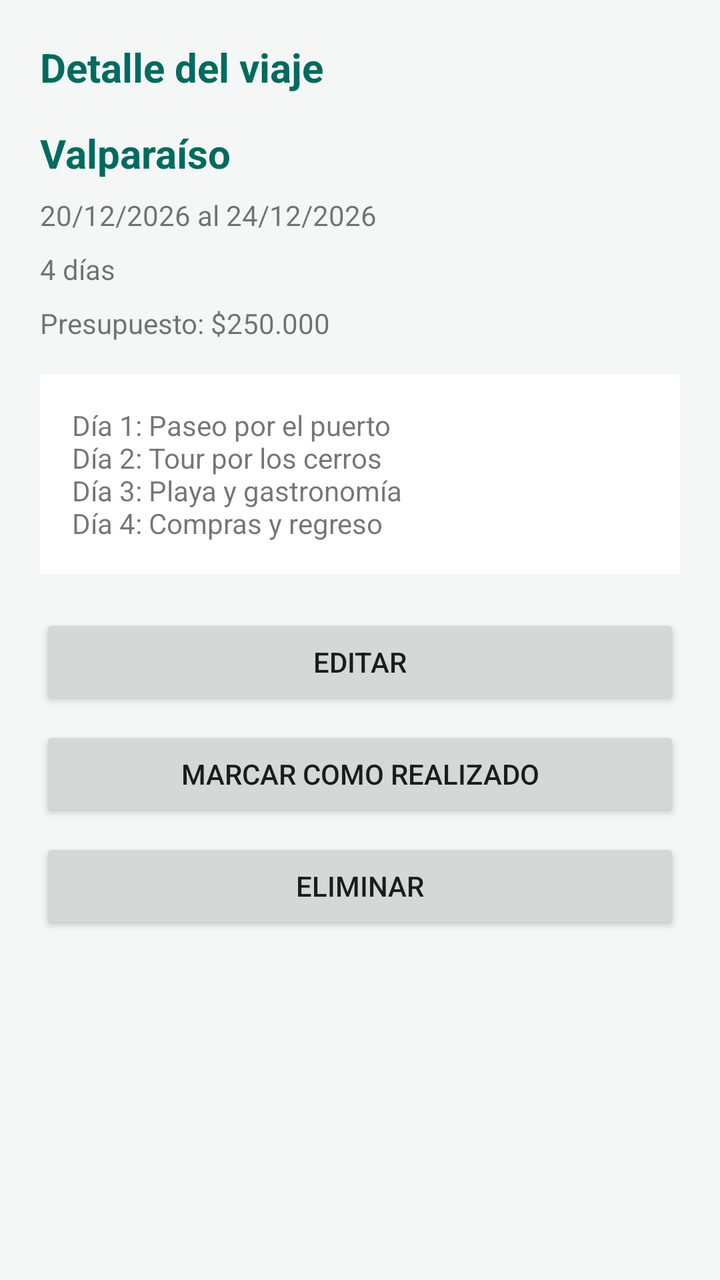
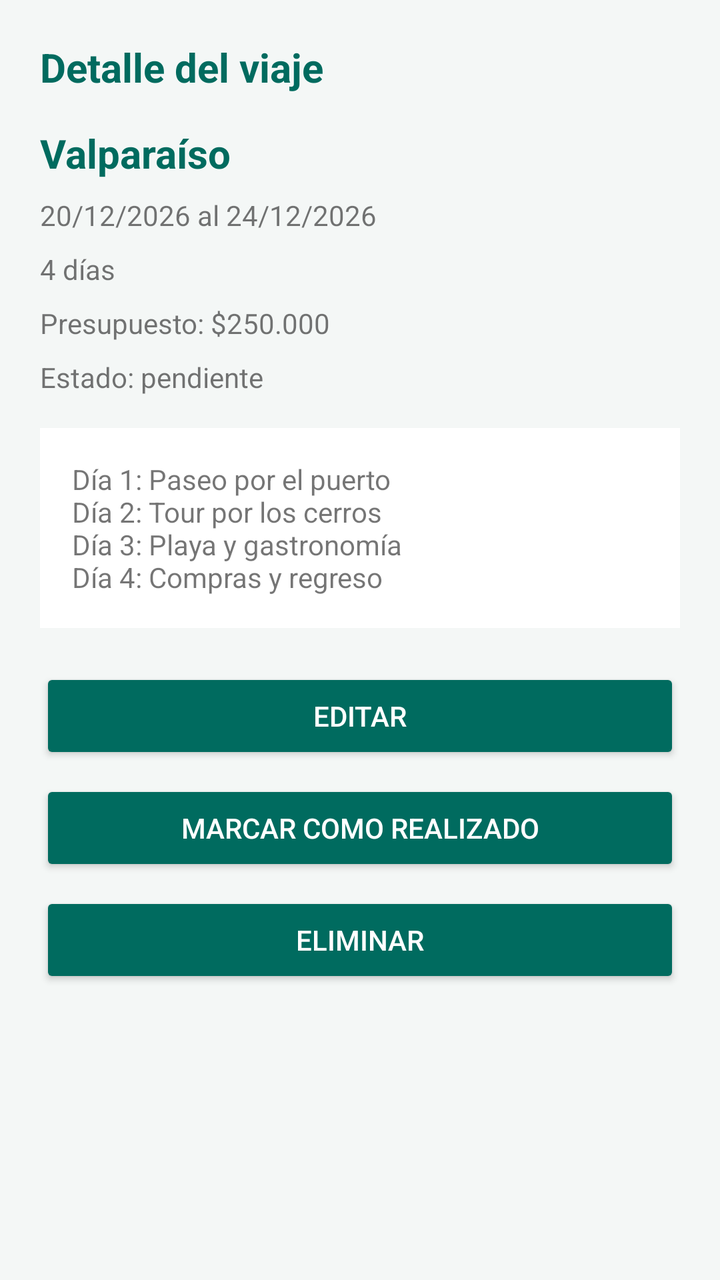

An Android layout rendered at two revisions. The XML below is the earlier revision; the diff shows what the commit changed to produce the second picture.
<!-- AndroidManifest.xml: application theme Theme.ItinerarioViaje -->
<!-- res/layout/activity_detalle.xml -->
<?xml version="1.0" encoding="utf-8"?>
<ScrollView xmlns:android="http://schemas.android.com/apk/res/android"
    android:layout_width="match_parent" android:layout_height="match_parent" android:background="@color/fondo">
    <LinearLayout android:layout_width="match_parent" android:layout_height="wrap_content" android:orientation="vertical" android:padding="20dp">
        <TextView style="@style/EstiloTituloViaje" android:layout_width="wrap_content" android:layout_height="wrap_content" android:text="@string/detalle_viaje" />
        <TextView style="@style/EstiloTituloViaje" android:layout_width="wrap_content" android:layout_height="wrap_content" android:layout_marginTop="16dp" android:text="Valparaíso" />
        <TextView android:id="@+id/txtFechaDetalle" android:layout_width="wrap_content" android:layout_height="wrap_content" android:layout_marginTop="8dp" android:text="20/12/2026 al 24/12/2026" />
        <TextView android:id="@+id/txtDuracionDetalle" android:layout_width="wrap_content" android:layout_height="wrap_content" android:layout_marginTop="8dp" android:text="4 días" />
        <TextView android:id="@+id/txtPresupuestoDetalle" android:layout_width="wrap_content" android:layout_height="wrap_content" android:layout_marginTop="8dp" android:text="Presupuesto: $250.000" />
        <TextView android:id="@+id/txtActividades" android:layout_width="match_parent" android:layout_height="wrap_content" android:layout_marginTop="16dp" android:padding="16dp" android:background="@color/fondo_tarjeta" android:text="Día 1: Paseo por el puerto\nDía 2: Tour por los cerros\nDía 3: Playa y gastronomía\nDía 4: Compras y regreso" />
        <Button android:id="@+id/btnEditar" android:layout_width="match_parent" android:layout_height="wrap_content" android:layout_marginTop="20dp" android:text="@string/editar" />
        <Button android:id="@+id/btnMarcar" android:layout_width="match_parent" android:layout_height="wrap_content" android:layout_marginTop="8dp" android:text="@string/marcar" />
        <Button android:id="@+id/btnEliminar" android:layout_width="match_parent" android:layout_height="wrap_content" android:layout_marginTop="8dp" android:text="@string/eliminar" />
    </LinearLayout>
</ScrollView>
<!-- resources referenced by this layout -->
<resources>
  <color name="fondo">#F4F7F6</color>
  <color name="fondo_tarjeta">#FFFFFF</color>
  <string name="detalle_viaje">Detalle del viaje</string>
  <string name="editar">Editar</string>
  <string name="eliminar">Eliminar</string>
  <string name="marcar">Marcar como realizado</string>
  <style name="EstiloTituloViaje">
          <item name="android:textSize">20sp</item>
          <item name="android:textStyle">bold</item>
          <item name="android:textColor">@color/primario</item>
      </style>
  <style name="Theme.ItinerarioViaje" parent="android:style/Theme.Material.Light.NoActionBar">
          <item name="android:colorPrimary">@color/primario</item>
          <item name="android:colorPrimaryDark">@color/primario_variante</item>
          <item name="android:colorAccent">@color/primario</item>
          <item name="android:windowBackground">@color/fondo</item>
          <item name="android:textColorPrimary">@color/texto_principal</item>
      </style>
  <color name="primario">#006B5F</color>
  <color name="primario_variante">#004D43</color>
  <color name="texto_principal">#1B1C1C</color>
</resources>

<!-- the commit's change to res/layout/activity_detalle.xml (unified diff, before → after) -->
@@ -1,15 +1,16 @@
 <?xml version="1.0" encoding="utf-8"?>
 <ScrollView xmlns:android="http://schemas.android.com/apk/res/android"
-    android:layout_width="match_parent" android:layout_height="match_parent" android:background="@color/fondo">
+    android:layout_width="match_parent" android:layout_height="match_parent" android:fitsSystemWindows="true">
     <LinearLayout android:layout_width="match_parent" android:layout_height="wrap_content" android:orientation="vertical" android:padding="20dp">
         <TextView style="@style/EstiloTituloViaje" android:layout_width="wrap_content" android:layout_height="wrap_content" android:text="@string/detalle_viaje" />
-        <TextView style="@style/EstiloTituloViaje" android:layout_width="wrap_content" android:layout_height="wrap_content" android:layout_marginTop="16dp" android:text="Valparaíso" />
-        <TextView android:id="@+id/txtFechaDetalle" android:layout_width="wrap_content" android:layout_height="wrap_content" android:layout_marginTop="8dp" android:text="20/12/2026 al 24/12/2026" />
-        <TextView android:id="@+id/txtDuracionDetalle" android:layout_width="wrap_content" android:layout_height="wrap_content" android:layout_marginTop="8dp" android:text="4 días" />
-        <TextView android:id="@+id/txtPresupuestoDetalle" android:layout_width="wrap_content" android:layout_height="wrap_content" android:layout_marginTop="8dp" android:text="Presupuesto: $250.000" />
-        <TextView android:id="@+id/txtActividades" android:layout_width="match_parent" android:layout_height="wrap_content" android:layout_marginTop="16dp" android:padding="16dp" android:background="@color/fondo_tarjeta" android:text="Día 1: Paseo por el puerto\nDía 2: Tour por los cerros\nDía 3: Playa y gastronomía\nDía 4: Compras y regreso" />
-        <Button android:id="@+id/btnEditar" android:layout_width="match_parent" android:layout_height="wrap_content" android:layout_marginTop="20dp" android:text="@string/editar" />
-        <Button android:id="@+id/btnMarcar" android:layout_width="match_parent" android:layout_height="wrap_content" android:layout_marginTop="8dp" android:text="@string/marcar" />
-        <Button android:id="@+id/btnEliminar" android:layout_width="match_parent" android:layout_height="wrap_content" android:layout_marginTop="8dp" android:text="@string/eliminar" />
+        <TextView android:id="@+id/txtDestinoDetalle" style="@style/EstiloTituloViaje" android:layout_width="wrap_content" android:layout_height="wrap_content" android:layout_marginTop="16dp" android:text="@string/viaje_valparaiso" />
+        <TextView android:id="@+id/txtFechaDetalle" android:layout_width="wrap_content" android:layout_height="wrap_content" android:layout_marginTop="8dp" android:text="@string/fecha_detalle_ejemplo" />
+        <TextView android:id="@+id/txtDuracionDetalle" android:layout_width="wrap_content" android:layout_height="wrap_content" android:layout_marginTop="8dp" android:text="@string/duracion_detalle_ejemplo" />
+        <TextView android:id="@+id/txtPresupuestoDetalle" android:layout_width="wrap_content" android:layout_height="wrap_content" android:layout_marginTop="8dp" android:text="@string/presupuesto_detalle_ejemplo" />
+        <TextView android:id="@+id/txtEstadoDetalle" android:layout_width="wrap_content" android:layout_height="wrap_content" android:layout_marginTop="8dp" android:text="@string/estado_pendiente" />
+        <TextView android:id="@+id/txtActividades" android:layout_width="match_parent" android:layout_height="wrap_content" android:layout_marginTop="16dp" android:padding="16dp" android:background="@color/fondo_tarjeta" android:text="@string/actividades_detalle_ejemplo" />
+        <Button android:id="@+id/btnEditar" style="@style/EstiloBotonViaje" android:layout_width="match_parent" android:layout_height="wrap_content" android:layout_marginTop="20dp" android:text="@string/editar" />
+        <Button android:id="@+id/btnMarcar" style="@style/EstiloBotonViaje" android:layout_width="match_parent" android:layout_height="wrap_content" android:layout_marginTop="8dp" android:text="@string/marcar" />
+        <Button android:id="@+id/btnEliminar" style="@style/EstiloBotonViaje" android:layout_width="match_parent" android:layout_height="wrap_content" android:layout_marginTop="8dp" android:text="@string/eliminar" />
     </LinearLayout>
 </ScrollView>
<!-- resource entries referenced after the edit -->
@@ -2,10 +2,20 @@
 <resources>
   <color name="fondo">#F4F7F6</color>
   <color name="fondo_tarjeta">#FFFFFF</color>
+  <string name="actividades_detalle_ejemplo">Día 1: Paseo por el puerto\nDía 2: Tour por los cerros\nDía 3: Playa y gastronomía\nDía 4: Compras y regreso</string>
   <string name="detalle_viaje">Detalle del viaje</string>
+  <string name="duracion_detalle_ejemplo">4 días</string>
   <string name="editar">Editar</string>
   <string name="eliminar">Eliminar</string>
+  <string name="estado_pendiente">Estado: pendiente</string>
+  <string name="fecha_detalle_ejemplo">20/12/2026 al 24/12/2026</string>
   <string name="marcar">Marcar como realizado</string>
+  <string name="presupuesto_detalle_ejemplo">Presupuesto: $250.000</string>
+  <string name="viaje_valparaiso">Valparaíso</string>
+  <style name="EstiloBotonViaje" parent="android:style/Widget.Material.Button">
+          <item name="android:backgroundTint">@color/primario</item>
+          <item name="android:textColor">@color/texto_boton</item>
+      </style>
   <style name="EstiloTituloViaje">
           <item name="android:textSize">20sp</item>
           <item name="android:textStyle">bold</item>
@@ -17,8 +27,12 @@
           <item name="android:colorAccent">@color/primario</item>
           <item name="android:windowBackground">@color/fondo</item>
           <item name="android:textColorPrimary">@color/texto_principal</item>
+          <item name="android:statusBarColor">@color/fondo</item>
+          <item name="android:windowLightStatusBar">true</item>
+          <item name="android:navigationBarColor">@color/fondo</item>
       </style>
   <color name="primario">#006B5F</color>
+  <color name="texto_boton">#FFFFFF</color>
   <color name="primario_variante">#004D43</color>
   <color name="texto_principal">#1B1C1C</color>
 </resources>
